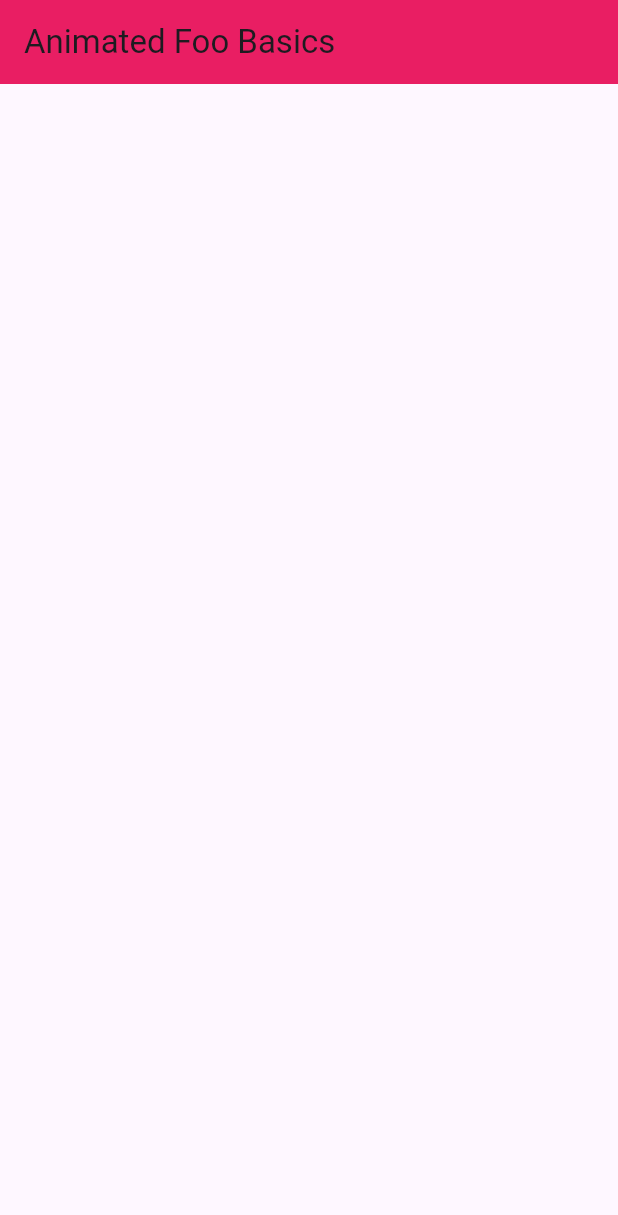
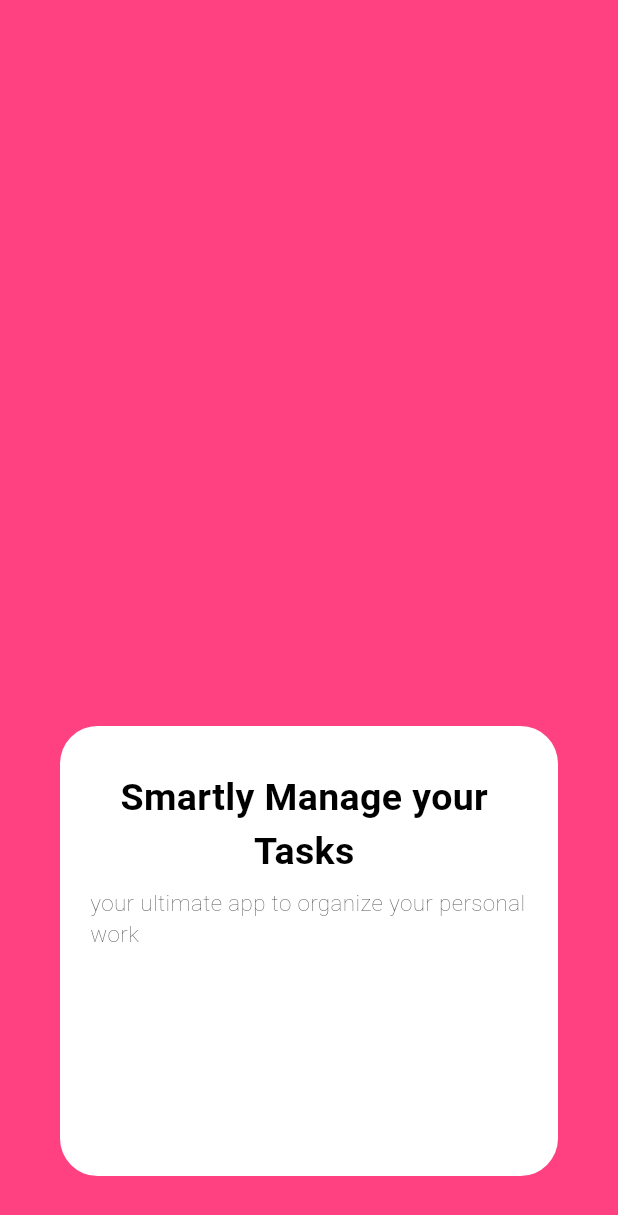
Before and after one commit to AYA837/personal_manager, a Flutter app: the screen it shows after launch, on a phone screen of 412 x 824 dp. Shown: the top 1215 px of the screen. Run offline on Flutter 3.47's test engine with Material 3 defaults, Android fonts, the phone set to English and light mode, and no system bars; statements that could not run were skipped.

Commit message:
added home screen page

```diff
--- a/lib/home_screen.dart
+++ b/lib/home_screen.dart
@@ -13,14 +13,79 @@ class _HomeScreenState extends State<HomeScreen> {
   //to control the dimension of the stupid element we built
   //everytime we press the button the width and height changes depending on what's inside the on pressed changes
 
+  Widget _WelcomeWidget(){
 
+    return Container(
+        margin: EdgeInsets.only(
+            left: 40,
+            right: 40,
+            bottom:40,
+        ),
+        padding: EdgeInsets.all(20),
+
+     width: double.infinity,
+     height: 300,
+
+     //always remember the color property shouldn't be the same with the decoration property
+     decoration: _getBoxDecoration(),
+     child: Column(
+      crossAxisAlignment: CrossAxisAlignment.center,
+
+        children: [
+            const SizedBox(height: 10,),
+             Text("Smartly Manage your "
+               ,style: _getTextStyle(),
+             ),
+               Text("Tasks "
+               ,style: _getTextStyle(),
+             ),
+
+             const SizedBox(height: 5,),
+            Text("your ultimate app to organize your personal work"
+              ,style: _getLightTextStyle(),
+
+            )
+
+        ],
+    )
+    );
+  }
   @override
   Widget build(BuildContext context) {
     return Scaffold(
-      appBar: AppBar(title: const Text('Animated Foo Basics') , backgroundColor: Colors.pink,),
+     backgroundColor: Colors.pinkAccent,
       body: Center(
         child: Column(
+           children: [
+              Spacer(flex: 2,),
+              _WelcomeWidget(),
+           ],
+
+
         ))
     );
   }
+  TextStyle _getTextStyle(){
+     return const TextStyle(
+        fontSize: 25,
+        fontWeight: FontWeight.bold,
+        color: Colors.black,
+     );
+  }
+
+  BoxDecoration _getBoxDecoration(){
+    return BoxDecoration(
+         borderRadius: BorderRadius.circular(25),
+         color: Colors.white,
+    );
+  }
+
+  TextStyle _getLightTextStyle(){
+    return TextStyle(
+        fontSize: 15,
+        fontWeight: FontWeight.w200,
+        fontFamily: ,
+        color: const Color.fromARGB(255, 69, 63, 63),
+    );
+  }
 }
```
